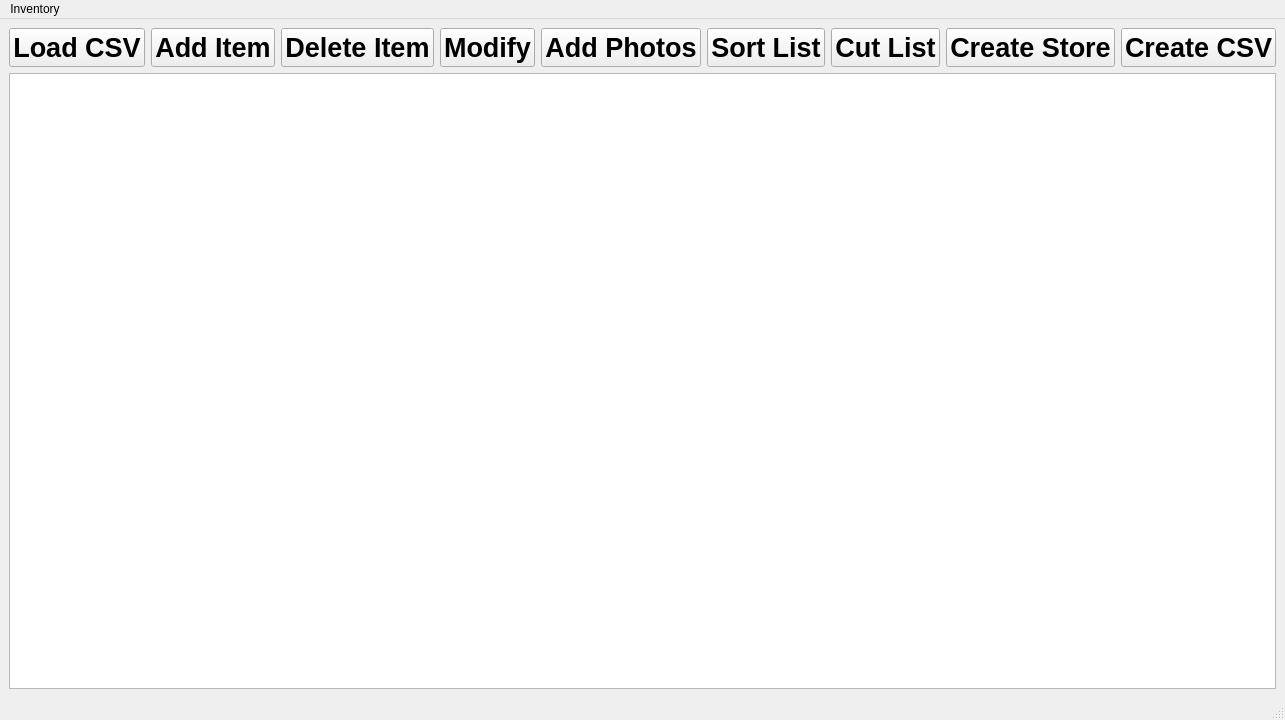
Before: the Qt Designer form inventorywindow.ui in EtoDrowsy/CS499, drawn with Qt 5.
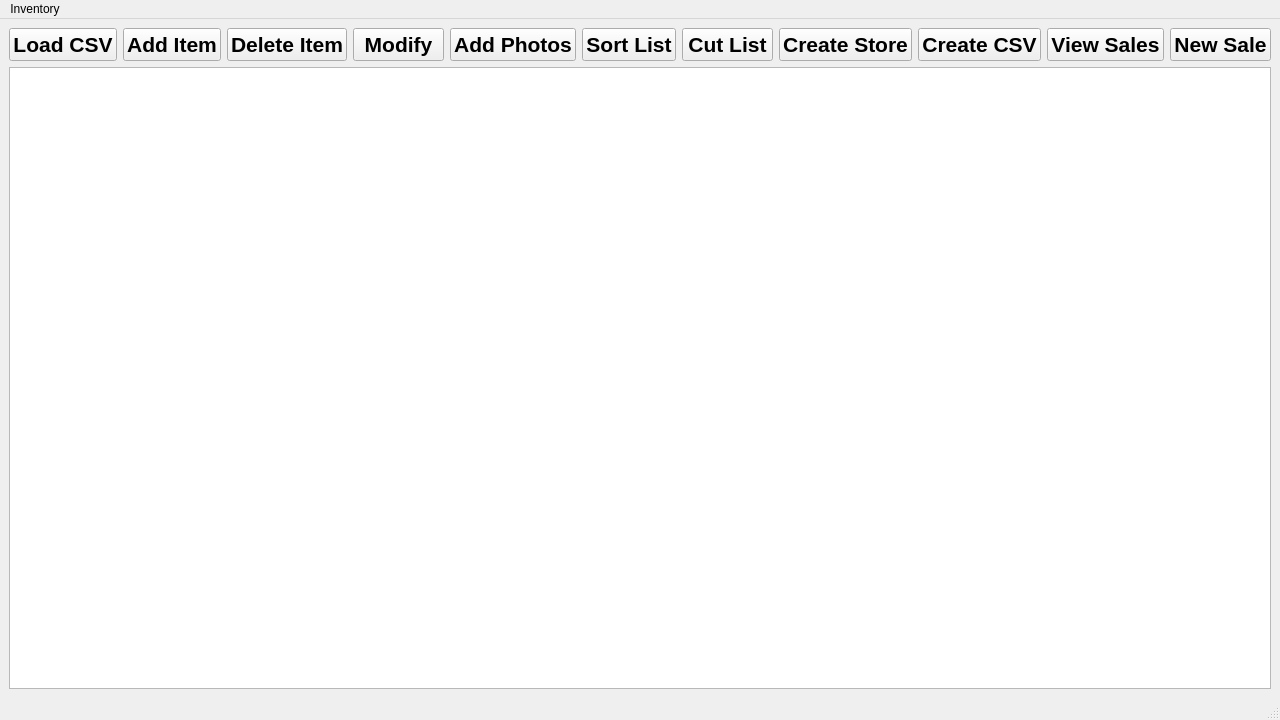
After: the same form once the commit is applied.

Commit message: Sold inventory viewer added

```diff
--- a/inventorywindow.ui
+++ b/inventorywindow.ui
@@ -24,7 +24,7 @@
        <widget class="QPushButton" name="modifyObjectButton">
         <property name="font">
          <font>
-          <pointsize>20</pointsize>
+          <pointsize>16</pointsize>
           <bold>true</bold>
          </font>
         </property>
@@ -33,12 +33,25 @@
         </property>
        </widget>
       </item>
+      <item row="0" column="8">
+       <widget class="QPushButton" name="createCSVButton">
+        <property name="font">
+         <font>
+          <pointsize>16</pointsize>
+          <bold>true</bold>
+         </font>
+        </property>
+        <property name="text">
+         <string>Create CSV</string>
+        </property>
+       </widget>
+      </item>
       <item row="0" column="0">
        <widget class="QPushButton" name="csvLoadButton">
         <property name="font">
          <font>
           <family>Segoe UI</family>
-          <pointsize>20</pointsize>
+          <pointsize>16</pointsize>
           <bold>true</bold>
          </font>
         </property>
@@ -51,7 +64,7 @@
        <widget class="QPushButton" name="cutlistButton">
         <property name="font">
          <font>
-          <pointsize>20</pointsize>
+          <pointsize>16</pointsize>
           <bold>true</bold>
          </font>
         </property>
@@ -64,7 +77,7 @@
        <widget class="QPushButton" name="deleteObjectButton">
         <property name="font">
          <font>
-          <pointsize>20</pointsize>
+          <pointsize>16</pointsize>
           <bold>true</bold>
          </font>
         </property>
@@ -77,7 +90,7 @@
        <widget class="QPushButton" name="photoButton">
         <property name="font">
          <font>
-          <pointsize>20</pointsize>
+          <pointsize>16</pointsize>
           <bold>true</bold>
          </font>
         </property>
@@ -90,7 +103,7 @@
        <widget class="QPushButton" name="sortObjectButton">
         <property name="font">
          <font>
-          <pointsize>20</pointsize>
+          <pointsize>16</pointsize>
           <bold>true</bold>
          </font>
         </property>
@@ -99,11 +112,24 @@
         </property>
        </widget>
       </item>
+      <item row="0" column="9">
+       <widget class="QPushButton" name="soldButton">
+        <property name="font">
+         <font>
+          <pointsize>16</pointsize>
+          <bold>true</bold>
+         </font>
+        </property>
+        <property name="text">
+         <string>View Sales</string>
+        </property>
+       </widget>
+      </item>
       <item row="0" column="7">
        <widget class="QPushButton" name="HTMLGenButton">
         <property name="font">
          <font>
-          <pointsize>20</pointsize>
+          <pointsize>16</pointsize>
           <bold>true</bold>
          </font>
         </property>
@@ -116,7 +142,7 @@
        <widget class="QPushButton" name="addObjectButton">
         <property name="font">
          <font>
-          <pointsize>20</pointsize>
+          <pointsize>16</pointsize>
           <bold>true</bold>
          </font>
         </property>
@@ -128,16 +154,16 @@
         </property>
        </widget>
       </item>
-      <item row="0" column="8">
-       <widget class="QPushButton" name="createCSVButton">
+      <item row="0" column="10">
+       <widget class="QPushButton" name="newSaleButton">
         <property name="font">
          <font>
-          <pointsize>20</pointsize>
+          <pointsize>16</pointsize>
           <bold>true</bold>
          </font>
         </property>
         <property name="text">
-         <string>Create CSV</string>
+         <string>New Sale</string>
         </property>
        </widget>
       </item>
```
The commit also changes 10 other files.
